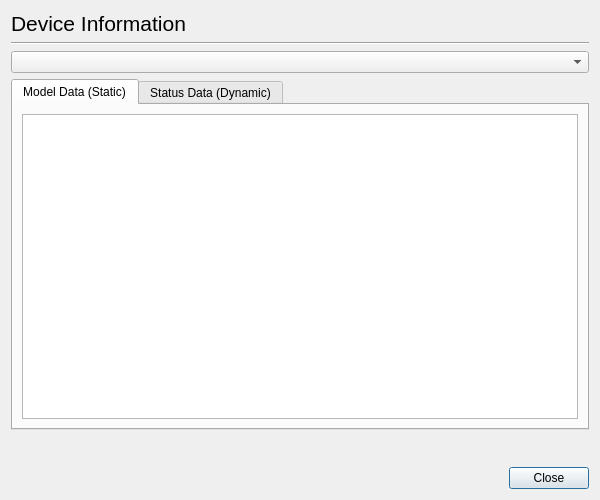
The window that ui4/infodialog_base.ui (jpopelka/hplip) describes before a commit, drawn with Qt 5.
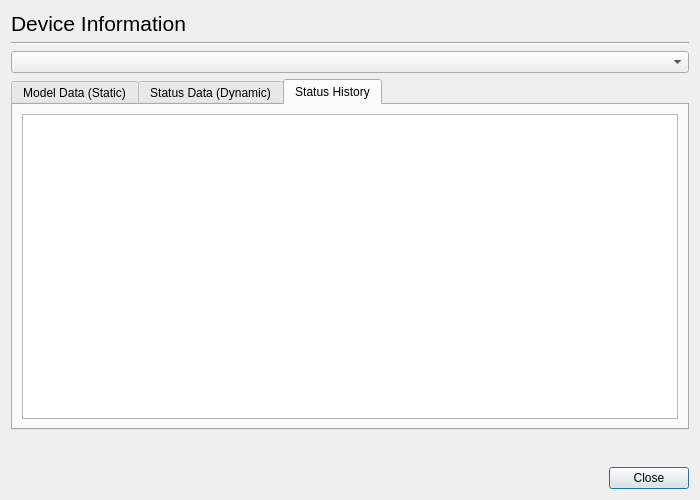
The same window after the commit. The open tabs and pages were chosen to show the change. Custom widgets are drawn as their Qt base class.

```diff
--- a/ui4/infodialog_base.ui
+++ b/ui4/infodialog_base.ui
@@ -5,7 +5,7 @@
    <rect>
     <x>0</x>
     <y>0</y>
-    <width>600</width>
+    <width>700</width>
     <height>500</height>
    </rect>
   </property>
@@ -98,6 +98,35 @@
        </item>
       </layout>
      </widget>
+     <widget class="QWidget" name="tab_3" >
+      <attribute name="title" >
+       <string>Status History</string>
+      </attribute>
+      <layout class="QGridLayout" >
+       <item row="0" column="0" >
+        <widget class="QTableWidget" name="HistoryTableWidget" >
+         <property name="alternatingRowColors" >
+          <bool>true</bool>
+         </property>
+         <property name="selectionMode" >
+          <enum>QAbstractItemView::SingleSelection</enum>
+         </property>
+         <property name="selectionBehavior" >
+          <enum>QAbstractItemView::SelectRows</enum>
+         </property>
+         <property name="verticalScrollMode" >
+          <enum>QAbstractItemView::ScrollPerPixel</enum>
+         </property>
+         <property name="gridStyle" >
+          <enum>Qt::DotLine</enum>
+         </property>
+         <property name="sortingEnabled" >
+          <bool>false</bool>
+         </property>
+        </widget>
+       </item>
+      </layout>
+     </widget>
     </widget>
    </item>
    <item row="4" column="0" >
```
